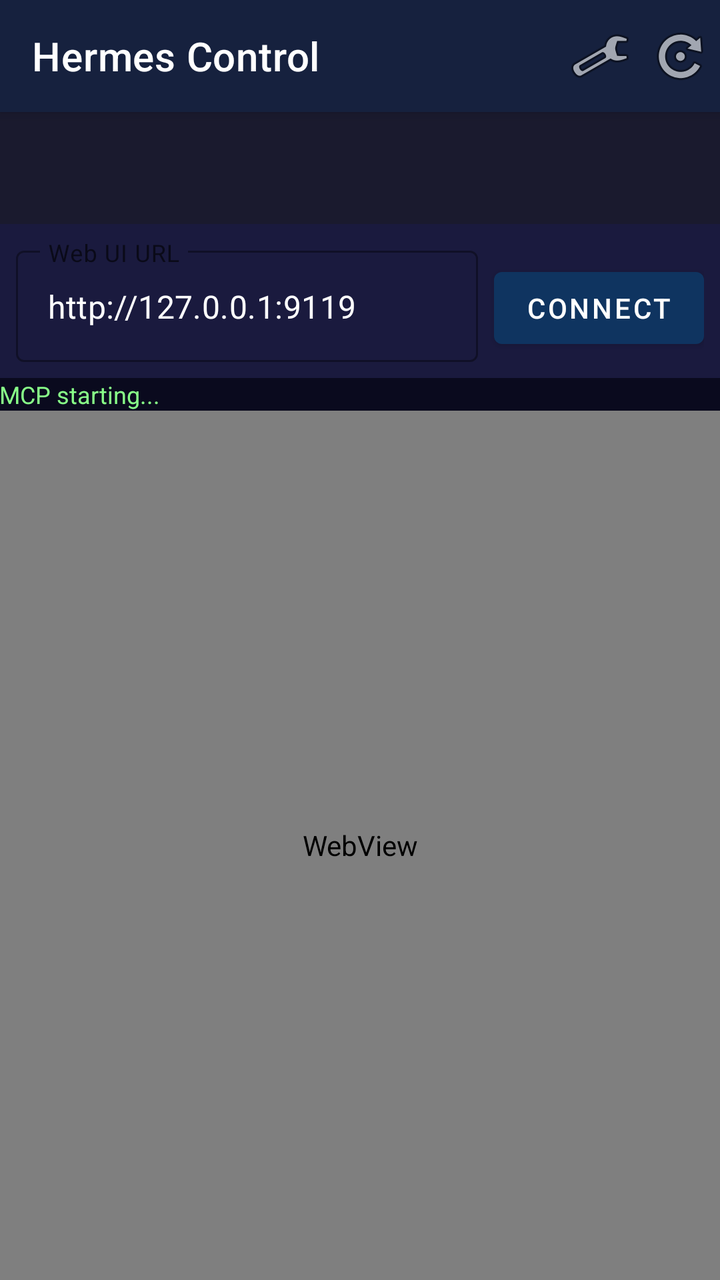
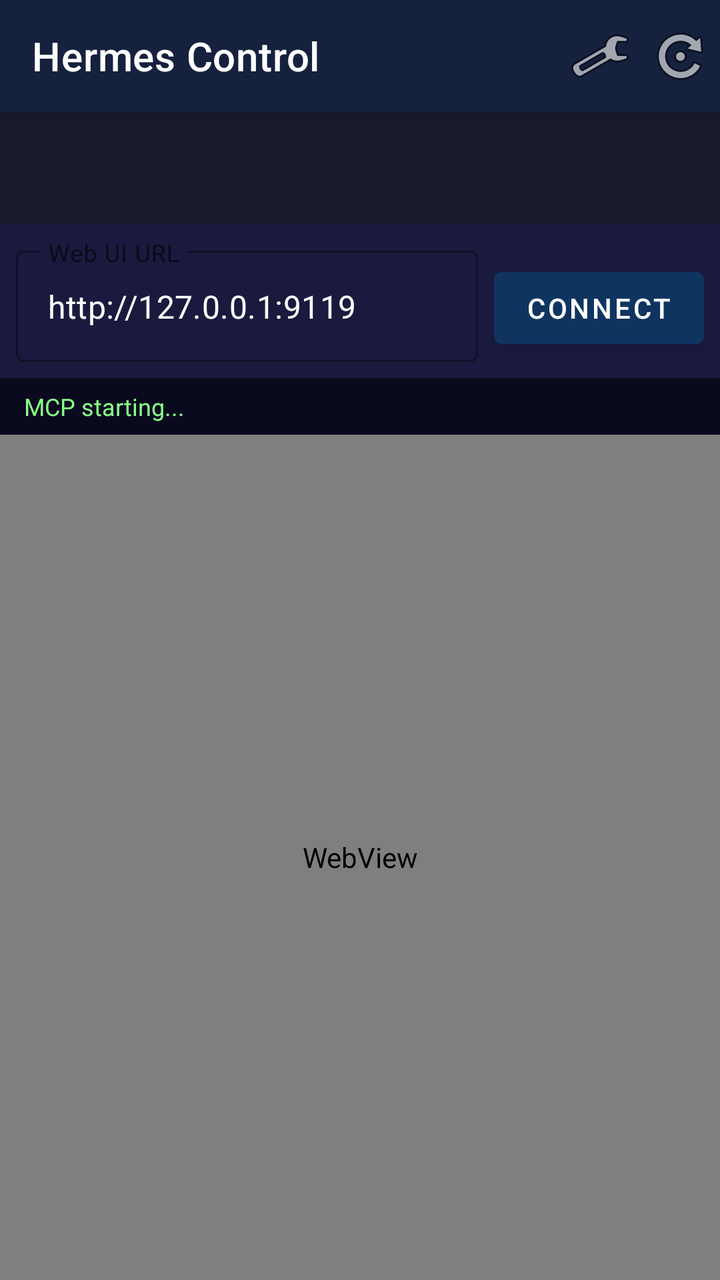

Compare the two renders of this Android layout. The source of the first and the diff that turns it into the second are given below.
<!-- AndroidManifest.xml: application theme Theme.HermesControl -->
<!-- res/layout/activity_main.xml -->
<?xml version="1.0" encoding="utf-8"?>
<androidx.coordinatorlayout.widget.CoordinatorLayout
    xmlns:android="http://schemas.android.com/apk/res/android"
    xmlns:app="http://schemas.android.com/apk/res-auto"
    android:layout_width="match_parent"
    android:layout_height="match_parent"
    android:background="#1a1a2e">

    <com.google.android.material.appbar.AppBarLayout
        android:layout_width="match_parent"
        android:layout_height="wrap_content"
        android:background="#16213e"
        android:elevation="4dp">

        <androidx.appcompat.widget.Toolbar
            android:id="@+id/toolbar"
            android:layout_width="match_parent"
            android:layout_height="?attr/actionBarSize"
            android:background="#16213e"
            app:title="Hermes Control"
            app:titleTextColor="#ffffff"
            android:theme="@style/ThemeOverlay.MaterialComponents.Dark.ActionBar">

            <LinearLayout
                android:layout_width="wrap_content"
                android:layout_height="match_parent"
                android:orientation="horizontal"
                android:layout_gravity="end"
                android:gravity="center">

                <ImageButton
                    android:id="@+id/controlPanelToggle"
                    android:layout_width="40dp"
                    android:layout_height="40dp"
                    android:src="@android:drawable/ic_menu_manage"
                    android:background="?attr/selectableItemBackgroundBorderless"
                    android:contentDescription="Controls"
                    android:onClick="toggleControlPanel"
                    android:padding="8dp" />

                <ImageButton
                    android:id="@+id/refreshButton"
                    android:layout_width="40dp"
                    android:layout_height="40dp"
                    android:src="@android:drawable/ic_menu_rotate"
                    android:background="?attr/selectableItemBackgroundBorderless"
                    android:contentDescription="Refresh"
                    android:onClick="connectWebUi"
                    android:padding="8dp" />

            </LinearLayout>

        </androidx.appcompat.widget.Toolbar>

    </com.google.android.material.appbar.AppBarLayout>

    <LinearLayout
        android:layout_width="match_parent"
        android:layout_height="match_parent"
        android:orientation="vertical"
        android:layout_marginTop="?attr/actionBarSize"
        app:layout_behavior="@string/appbar_scrolling_view_behavior">

        
        <LinearLayout
            android:layout_width="match_parent"
            android:layout_height="wrap_content"
            android:orientation="horizontal"
            android:padding="8dp"
            android:background="#1a1a3e">

            <com.google.android.material.textfield.TextInputLayout
                android:layout_width="0dp"
                android:layout_height="wrap_content"
                android:layout_weight="1"
                style="@style/Widget.MaterialComponents.TextInputLayout.OutlinedBox"
                app:endIconMode="clear_text"
                android:hint="Web UI URL">

                <com.google.android.material.textfield.TextInputEditText
                    android:id="@+id/webUiUrlInput"
                    android:layout_width="match_parent"
                    android:layout_height="wrap_content"
                    android:text="http://127.0.0.1:9119"
                    android:textColor="#ffffff"
                    android:textColorHint="#888888"
                    android:inputType="textUri" />

            </com.google.android.material.textfield.TextInputLayout>

            <com.google.android.material.button.MaterialButton
                android:id="@+id/connectBtn"
                android:layout_width="wrap_content"
                android:layout_height="wrap_content"
                android:text="Connect"
                android:onClick="connectWebUi"
                style="@style/Widget.MaterialComponents.Button"
                android:layout_marginStart="8dp" />

        </LinearLayout>

        
        <TextView
            android:id="@+id/mcpStatusText"
            android:layout_width="match_parent"
            android:layout_height="wrap_content"
            android:padding="6dp 12dp"
            android:textSize="12sp"
            android:textColor="#88ff88"
            android:background="#0a0a1e"
            android:text="MCP starting..." />

        
        <FrameLayout
            android:layout_width="match_parent"
            android:layout_height="0dp"
            android:layout_weight="1">

            <WebView
                android:id="@+id/webView"
                android:layout_width="match_parent"
                android:layout_height="match_parent" />

            <ProgressBar
                android:id="@+id/loadingView"
                android:layout_width="48dp"
                android:layout_height="48dp"
                android:layout_gravity="center"
                android:visibility="gone" />

        </FrameLayout>

        
        <LinearLayout
            android:id="@+id/controlPanel"
            android:layout_width="match_parent"
            android:layout_height="wrap_content"
            android:orientation="vertical"
            android:padding="12dp"
            android:background="#16213e"
            android:visibility="gone">

            <TextView
                android:layout_width="match_parent"
                android:layout_height="wrap_content"
                android:text="Quick Controls"
                android:textColor="#ffffff"
                android:textSize="16sp"
                android:textStyle="bold"
                android:paddingBottom="8dp" />

            
            <LinearLayout
                android:layout_width="match_parent"
                android:layout_height="wrap_content"
                android:orientation="horizontal"
                android:gravity="center_vertical"
                android:padding="4dp">

                <TextView
                    android:id="@+id/brightnessValueText"
                    android:layout_width="wrap_content"
                    android:layout_height="wrap_content"
                    android:text="☀️ 128"
                    android:textColor="#ffffff"
                    android:textSize="14sp"
                    android:minWidth="60dp" />

                <SeekBar
                    android:id="@+id/brightnessSlider"
                    android:layout_width="0dp"
                    android:layout_height="wrap_content"
                    android:layout_weight="1"
                    android:max="255"
                    android:layout_marginHorizontal="8dp" />

            </LinearLayout>

            
            <LinearLayout
                android:layout_width="match_parent"
                android:layout_height="wrap_content"
                android:orientation="horizontal"
                android:gravity="center_vertical"
                android:padding="4dp">

                <TextView
                    android:layout_width="0dp"
                    android:layout_height="wrap_content"
                    android:layout_weight="1"
                    android:text="WiFi"
                    android:textColor="#ffffff"
                    android:textSize="14sp" />

                <androidx.appcompat.widget.SwitchCompat
                    android:id="@+id/wifiSwitch"
                    android:layout_width="wrap_content"
                    android:layout_height="wrap_content" />

                <TextView
                    android:layout_width="0dp"
                    android:layout_height="wrap_content"
                    android:layout_weight="1"
                    android:text="Torch"
                    android:textColor="#ffffff"
                    android:textSize="14sp"
                    android:gravity="center" />

                <androidx.appcompat.widget.SwitchCompat
                    android:id="@+id/torchSwitch"
                    android:layout_width="wrap_content"
                    android:layout_height="wrap_content" />

            </LinearLayout>

        </LinearLayout>

    </LinearLayout>

</androidx.coordinatorlayout.widget.CoordinatorLayout>
<!-- resources referenced by this layout -->
<resources>
  <style name="Theme.HermesControl" parent="Theme.MaterialComponents.DayNight.NoActionBar">
          <item name="colorPrimary">#0f3460</item>
          <item name="colorPrimaryVariant">#16213e</item>
          <item name="colorOnPrimary">#ffffff</item>
          <item name="colorSecondary">#e94560</item>
          <item name="colorOnSecondary">#ffffff</item>
          <item name="android:statusBarColor">#0f3460</item>
          <item name="android:navigationBarColor">#0f3460</item>
          <item name="android:windowBackground">#1a1a2e</item>
      </style>
</resources>

<!-- the commit's change to res/layout/activity_main.xml (unified diff, before → after) -->
@@ -104,7 +104,10 @@
             android:id="@+id/mcpStatusText"
             android:layout_width="match_parent"
             android:layout_height="wrap_content"
-            android:padding="6dp 12dp"
+            android:paddingLeft="12dp"
+            android:paddingRight="12dp"
+            android:paddingTop="6dp"
+            android:paddingBottom="6dp"
             android:textSize="12sp"
             android:textColor="#88ff88"
             android:background="#0a0a1e"
